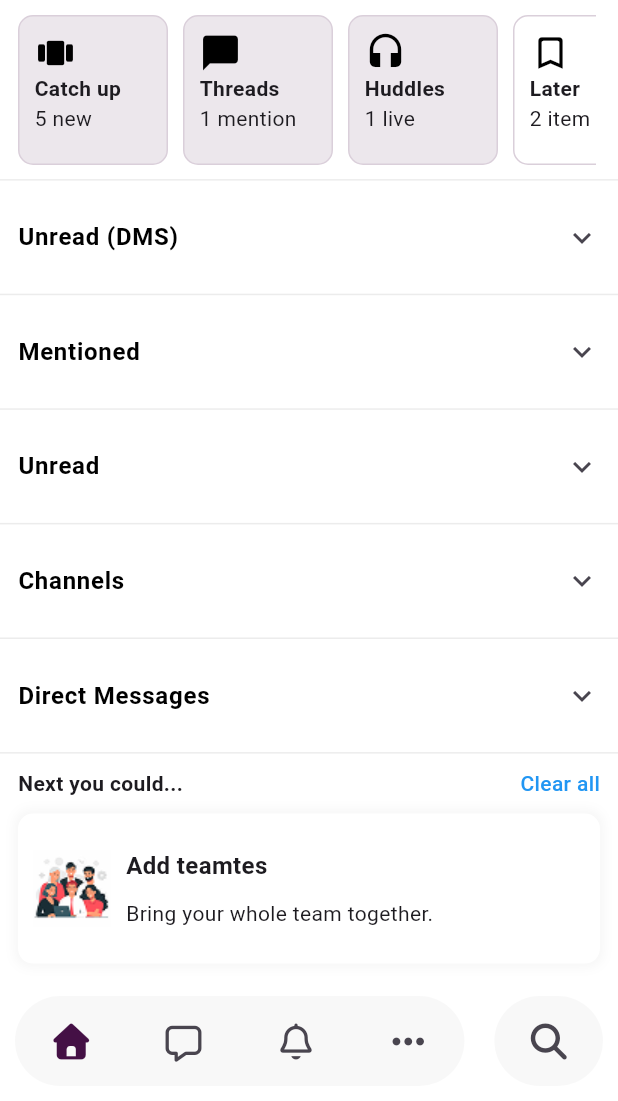
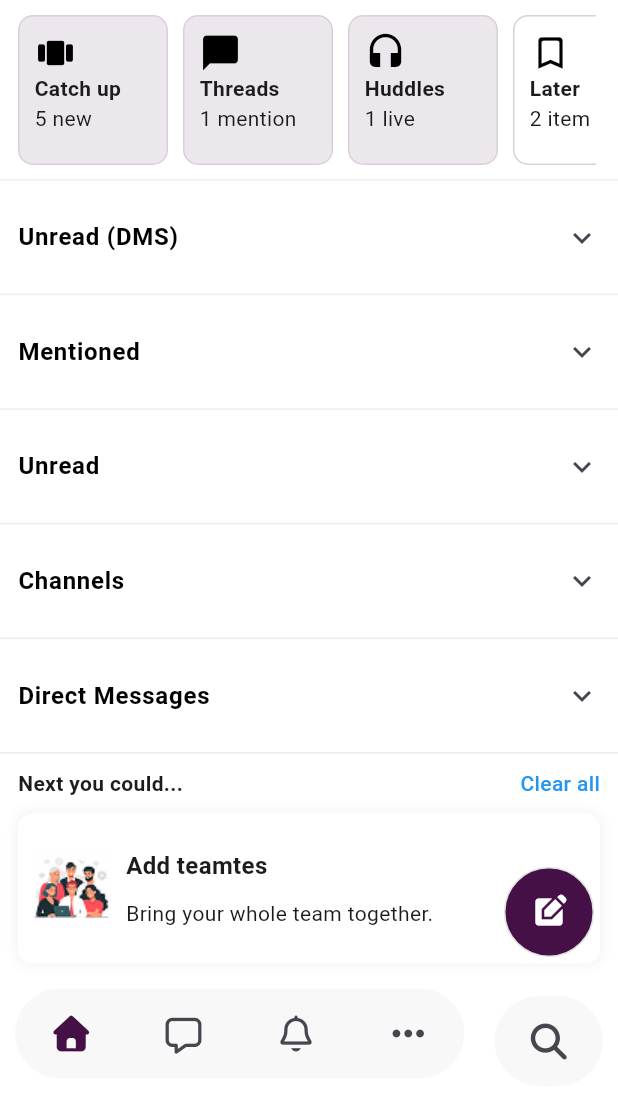
Before and after one commit to leeerrrrmmm/Slack-Clone-, a Flutter app: the screen it shows after launch, on a phone screen of 412 x 824 dp, the part 135-1236 px from its top. Run offline on Flutter 3.47's test engine with Material 3 defaults, Android fonts, the light colour scheme and no system bars; our stand-ins replace firebase_core, font_awesome_flutter; accounts and stored records are empty.

Commit message:
feat: Added new action above search button

```diff
--- a/lib/view/bottom_bar/bottom_bar_widget.dart
+++ b/lib/view/bottom_bar/bottom_bar_widget.dart
@@ -4,6 +4,7 @@ import 'package:slaac/view/activity/activity_screen.dart';
 import 'package:slaac/view/bottom_bar/widgets/bottom_bar_item.dart';
 import 'package:slaac/view/bottom_bar/widgets/bottom_buttons.dart';
 import 'package:slaac/view/bottom_bar/widgets/bottom_search_button.dart';
+import 'package:slaac/view/bottom_bar/widgets/float_action_button_widget.dart';
 import 'package:slaac/view/dirrect/dirrect_screen.dart';
 import 'package:slaac/view/home/home_screen.dart';
 import 'package:slaac/view/more/more_screen.dart';
@@ -23,6 +24,8 @@ class _BottomBarWidgetState extends State<BottomBarWidget> {
       GlobalKey<HomeScreenState>();
 
   final List<Widget> _pages = [];
+
+  bool isClicked = false;
 
   @override
   void initState() {
@@ -83,6 +86,14 @@ class _BottomBarWidgetState extends State<BottomBarWidget> {
           ),
         ],
       ),
+      floatingActionButton: FloatActionButtonWidget(
+        isClicked: isClicked,
+        onPressed: () {
+          setState(() {
+            isClicked = !isClicked;
+          });
+        },
+      ),
     );
   }
 }
--- a/lib/view/bottom_bar/widgets/bottom_buttons.dart
+++ b/lib/view/bottom_bar/widgets/bottom_buttons.dart
@@ -23,7 +23,6 @@ class BottomButtons extends StatelessWidget {
       margin: const EdgeInsets.only(
         left: 10,
         right: 20,
-        top: 10,
         bottom: 10,
       ),
       width: double.infinity,
--- /dev/null
+++ b/lib/view/bottom_bar/widgets/float_action_button_widget.dart
@@ -0,0 +1,156 @@
+import 'package:flutter/material.dart';
+import 'package:slaac/view/bottom_bar/widgets/huggle_or_channel_btn.dart';
+
+/// FloatActionButtonWidget is the widget that displays the floating action button. */
+class FloatActionButtonWidget extends StatefulWidget {
+  /// The function to call when the button is pressed.
+  final void Function()? onPressed;
+
+  /// The state of the button.
+  final bool isClicked;
+
+  /// Constructs a new FloatActionButtonWidget.
+  const FloatActionButtonWidget({
+    required this.onPressed,
+    required this.isClicked,
+    super.key,
+  });
+
+  @override
+  State<FloatActionButtonWidget> createState() =>
+      _FloatActionButtonWidgetState();
+}
+
+class _FloatActionButtonWidgetState extends State<FloatActionButtonWidget> {
+  static const Duration _animationDuration = Duration(milliseconds: 800);
+  bool _showContent = false;
+
+  @override
+  void initState() {
+    super.initState();
+    if (widget.isClicked) {
+      _showContentAfterAnimation();
+    }
+  }
+
+  void _showContentAfterAnimation() {
+    if (_showContent) {
+      _showContent = false;
+    }
+    //Wait till the animation is completed
+    Future.delayed(_animationDuration, () {
+      if (!mounted || !widget.isClicked || _showContent) {
+        return;
+      }
+      setState(() {
+        _showContent = true;
+      });
+    });
+  }
+
+  @override
+  Widget build(BuildContext context) {
+    final height = widget.isClicked ? 220.0 : 60.0;
+    final width = widget.isClicked
+        ? MediaQuery.of(context).size.width - 30
+        : 60.0;
+
+    return GestureDetector(
+      onTap: widget.onPressed,
+      child: AnimatedContainer(
+        duration: _animationDuration,
+        curve: Curves.easeInOut,
+        width: width,
+        height: height,
+        decoration: BoxDecoration(
+          border: Border.all(
+            color: widget.isClicked
+                ? const Color(0xFF441045)
+                : Colors.grey.shade300,
+          ),
+          color: widget.isClicked
+              ? Colors.grey.shade100
+              : const Color(0xFF441045),
+          borderRadius: BorderRadius.circular(
+            widget.isClicked ? 10 : 40,
+          ),
+        ),
+        child: widget.isClicked
+            ? AnimatedOpacity(
+                opacity: _showContent ? 1.0 : 0.0,
+                duration: const Duration(milliseconds: 300),
+                child: Padding(
+                  padding: const EdgeInsets.symmetric(
+                    horizontal: 10,
+                    vertical: 16,
+                  ),
+                  child: Column(
+                    mainAxisSize: MainAxisSize.min,
+                    crossAxisAlignment: CrossAxisAlignment.stretch,
+                    spacing: 10,
+                    children: [
+                      const HuggleOrChannelBtn(
+                        icon: Icons.headset_rounded,
+                        title: 'Huggle',
+                        subtitle: 'Start an audio or video chat',
+                      ),
+                      const HuggleOrChannelBtn(
+                        icon: Icons.tag,
+                        title: 'Channel',
+                        subtitle: 'Create a new channel',
+                      ),
+                      Container(
+                        width: double.infinity,
+                        height: 50,
+                        decoration: BoxDecoration(
+                          color: const Color(0xFF441045),
+                          borderRadius: BorderRadius.circular(20),
+                        ),
+                        child: const Center(
+                          child: Row(
+                            mainAxisAlignment: MainAxisAlignment.center,
+                            spacing: 10,
+                            children: [
+                              Icon(
+                                Icons.edit_square,
+                                color: Colors.white,
+                              ),
+                              Text(
+                                'Message',
+                                style: TextStyle(
+                                  color: Colors.white,
+                                  fontSize: 16,
+                                  fontWeight: FontWeight.w500,
+                                  fontFamily: 'Out',
+                                ),
+                              ),
+                            ],
+                          ),
+                        ),
+                      ),
+                    ],
+                  ),
+                ),
+              )
+            : const Center(
+                child: Icon(Icons.edit_square, color: Colors.white),
+              ),
+      ),
+    );
+  }
+
+  @override
+  void didUpdateWidget(FloatActionButtonWidget oldWidget) {
+    super.didUpdateWidget(oldWidget);
+    if (widget.isClicked == oldWidget.isClicked) {
+      return;
+    }
+    if (widget.isClicked) {
+      _showContentAfterAnimation();
+    } else {
+      if (_showContent) {
+        _showContent = false;
+      }
+    }
+  }
+}
```
Also changed, not shown: lib/view/bottom_bar/widgets/huggle_or_channel_btn.dart (added, +53 -0 lines).
